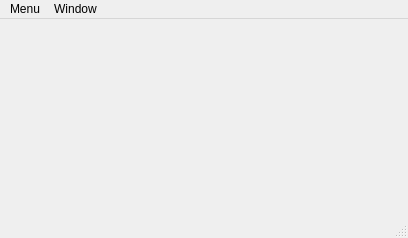
Above: src/mainwindow/mainwindow.ui from tyw66/pix before the change. Below: the same form after it.
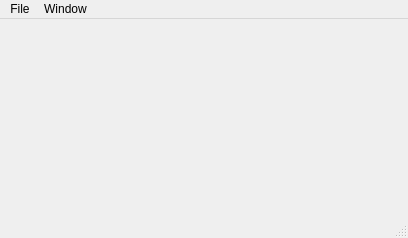
That is the form after the change.

```diff
--- a/src/mainwindow/mainwindow.ui
+++ b/src/mainwindow/mainwindow.ui
@@ -26,12 +26,12 @@
      <x>0</x>
      <y>0</y>
      <width>408</width>
-     <height>23</height>
+     <height>26</height>
     </rect>
    </property>
    <widget class="QMenu" name="menu">
     <property name="title">
-     <string>Menu</string>
+     <string>File</string>
     </property>
    </widget>
    <widget class="QMenu" name="menuWindow">
```
Left out of the diff: 13 changed lines with no effect on the pictures.
